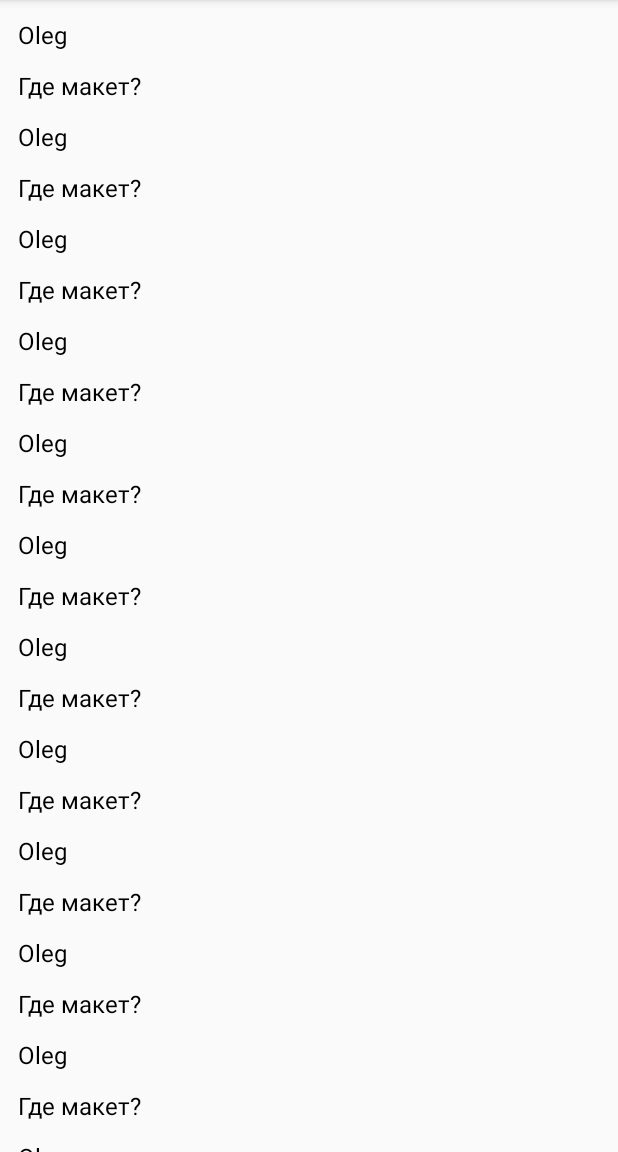
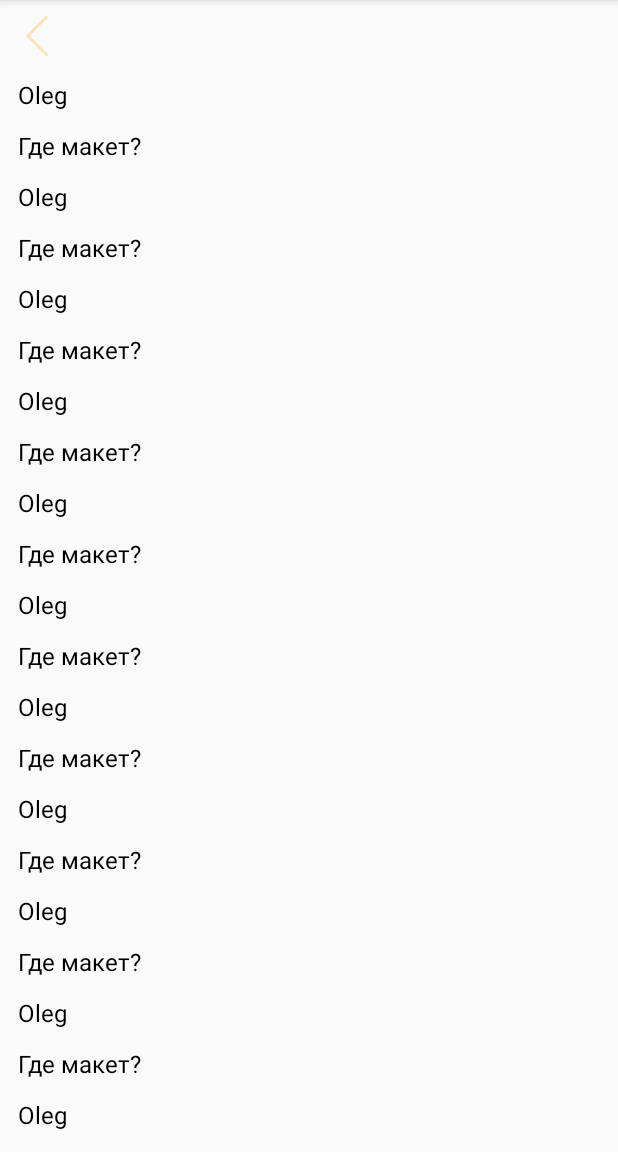
Before and after one commit to leffsu/LamaChat, an Android app: the fragment ChatFragment shown on its own in the app's theme, on a phone screen of 412 x 824 dp, the part 84-1236 px from its top. Run offline under Robolectric (Android 15) with nearby library versions, the phone set to English and light mode, and no system bars; libraries missing offline, so code that uses them is left out: com.facebook.drawee, com.zhuinden.simplestack, com.zhuinden.simplestackextensions.

Commit message:
Back button

```diff
--- a/app/src/main/java/su/leff/androidtemplate/app/MainActivity.kt
+++ b/app/src/main/java/su/leff/androidtemplate/app/MainActivity.kt
@@ -22,7 +22,7 @@ class MainActivity : AppCompatActivity(), SimpleStateChanger.NavigationHandler {
 
         fragmentStateChanger = FragmentStateChanger(supportFragmentManager, R.id.root)
 
-        val loggedIn = false
+        val loggedIn = true
 
         val baseKey = if (loggedIn) HomeKey() else AuthKey()
 
--- a/app/src/main/java/su/leff/androidtemplate/ui/chat/ChatFragment.kt
+++ b/app/src/main/java/su/leff/androidtemplate/ui/chat/ChatFragment.kt
@@ -28,6 +28,10 @@ class ChatFragment : BaseFragment() {
     override fun onViewCreated(view: View, savedInstanceState: Bundle?) {
         super.onViewCreated(view, savedInstanceState)
 
+        imgBack.setOnClickListener {
+            backstack.goBack()
+        }
+
         val list = ArrayList<Chat>()
         for (i in 1..20) {
             list.add(Chat(title = "Oleg", mess = "Где макет?"))
--- a/app/src/main/res/layout/fragment_chat.xml
+++ b/app/src/main/res/layout/fragment_chat.xml
@@ -3,12 +3,22 @@
     android:layout_width="match_parent"
     android:layout_height="match_parent"
     xmlns:app="http://schemas.android.com/apk/res-auto">
+    <ImageView
+        android:layout_width="32dp"
+        android:layout_height="32dp"
+        android:id="@+id/imgBack"
+        android:src="@drawable/ic_icon_back"
+        app:layout_constraintTop_toTopOf="parent"
+        app:layout_constraintLeft_toLeftOf="parent"
+        android:layout_margin="8dp"
+        />
 
     <androidx.recyclerview.widget.RecyclerView
         android:id="@+id/rvChatss"
-        android:layout_width="match_parent"
-        android:layout_height="match_parent"
+        android:layout_width="0dp"
+        android:layout_height="0dp"
         android:orientation="horizontal"
+        app:layout_constraintTop_toBottomOf="@id/imgBack"
         app:layout_constraintBottom_toBottomOf="parent"
         app:layout_constraintLeft_toLeftOf="parent"
         app:layout_constraintRight_toRightOf="parent" />
```
